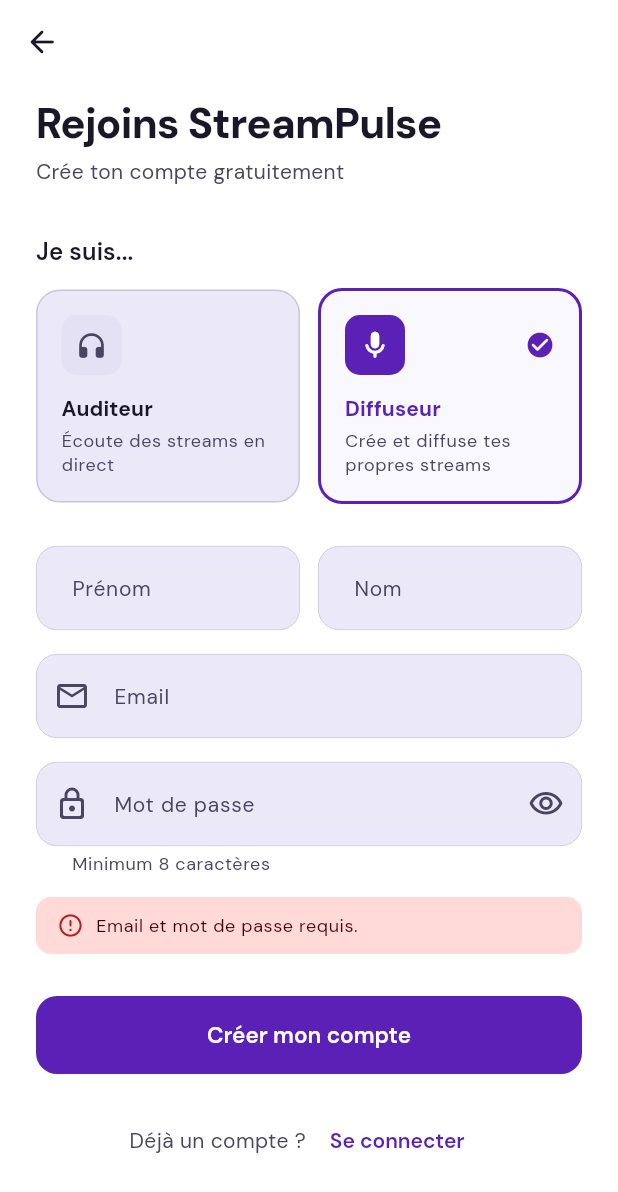
After one commit to Ghost-15/streaming, a Flutter app: the RegisterScreen screen opened by its route, after a tap on "Diffuseur", after a tap on "Créer mon compte", on a phone screen of 412 x 824 dp. The commit adds this screen. Shown: the top 1192 px of the screen. Run offline on Flutter 3.47's test engine with Material 3 defaults, Android fonts, the phone set to English and light mode, and no system bars; our stand-ins replace flutter_secure_storage, go_router, google_fonts, just_audio; accounts and stored records are empty; network calls fail.

Commit message:
Add register screen with role selection

```diff
--- a/flutter/lib/screens/login_screen.dart
+++ b/flutter/lib/screens/login_screen.dart
@@ -1,4 +1,5 @@
 import 'package:flutter/material.dart';
+import 'package:go_router/go_router.dart';
 import 'package:provider/provider.dart';
 
 import '../api/repositories/auth_repository.dart';
@@ -83,6 +84,24 @@ class _LoginScreenState extends State<LoginScreen> {
                     )
                   : const Text('Se connecter'),
             ),
+            const SizedBox(height: 20),
+            Center(
+              child: Row(
+                mainAxisSize: MainAxisSize.min,
+                children: [
+                  Text(
+                    'Pas encore de compte ?',
+                    style: Theme.of(context).textTheme.bodyMedium?.copyWith(
+                          color: Theme.of(context).colorScheme.onSurfaceVariant,
+                        ),
+                  ),
+                  TextButton(
+                    onPressed: () => context.go('/register'),
+                    child: const Text("S'inscrire"),
+                  ),
+                ],
+              ),
+            ),
           ],
         ),
       ),
--- /dev/null
+++ b/flutter/lib/screens/register_screen.dart
@@ -0,0 +1,336 @@
+import 'package:flutter/material.dart';
+import 'package:go_router/go_router.dart';
+import 'package:provider/provider.dart';
+
+import '../api/repositories/auth_repository.dart';
+import '../notifiers/session_notifier.dart';
+
+class RegisterScreen extends StatefulWidget {
+  const RegisterScreen({super.key});
+
+  @override
+  State<RegisterScreen> createState() => _RegisterScreenState();
+}
+
+class _RegisterScreenState extends State<RegisterScreen> {
+  final _firstNameController = TextEditingController();
+  final _lastNameController = TextEditingController();
+  final _emailController = TextEditingController();
+  final _passwordController = TextEditingController();
+  bool _obscurePassword = true;
+  bool _isLoading = false;
+  String? _error;
+
+  // 'user' or 'diffuseur'
+  String _selectedRole = 'user';
+
+  @override
+  void dispose() {
+    _firstNameController.dispose();
+    _lastNameController.dispose();
+    _emailController.dispose();
+    _passwordController.dispose();
+    super.dispose();
+  }
+
+  Future<void> _register() async {
+    final firstName = _firstNameController.text.trim();
+    final lastName = _lastNameController.text.trim();
+    final email = _emailController.text.trim();
+    final password = _passwordController.text;
+
+    if (email.isEmpty || password.isEmpty) {
+      setState(() => _error = 'Email et mot de passe requis.');
+      return;
+    }
+    if (password.length < 8) {
+      setState(() => _error = 'Le mot de passe doit contenir au moins 8 caractères.');
+      return;
+    }
+
+    setState(() {
+      _isLoading = true;
+      _error = null;
+    });
+
+    try {
+      final response = await AuthRepository().register({
+        'email': email,
+        'password': password,
+        'first_name': firstName,
+        'last_name': lastName,
+        'role': _selectedRole,
+      });
+
+      if (!mounted) return;
+      context.read<SessionNotifier>().onAuthentication(response);
+      // GoRouter redirect handles navigation based on role.
+    } catch (e) {
+      if (!mounted) return;
+      final msg = e.toString();
+      if (msg.contains('409') || msg.contains('already')) {
+        setState(() => _error = 'Cet email est déjà utilisé.');
+      } else {
+        setState(() => _error = 'Une erreur est survenue. Réessaie.');
+      }
+    } finally {
+      if (mounted) setState(() => _isLoading = false);
+    }
+  }
+
+  @override
+  Widget build(BuildContext context) {
+    final cs = Theme.of(context).colorScheme;
+    final tt = Theme.of(context).textTheme;
+
+    return Scaffold(
+      appBar: AppBar(
+        leading: IconButton(
+          icon: const Icon(Icons.arrow_back_rounded),
+          onPressed: () => context.canPop() ? context.pop() : context.go('/login'),
+        ),
+        backgroundColor: cs.surfaceContainerLowest,
+        elevation: 0,
+      ),
+      body: SingleChildScrollView(
+        padding: const EdgeInsets.fromLTRB(24, 8, 24, 40),
+        child: Column(
+          crossAxisAlignment: CrossAxisAlignment.start,
+          children: [
+            // Header
+            Text(
+              'Rejoins StreamPulse',
+              style: tt.headlineMedium?.copyWith(fontWeight: FontWeight.w800, letterSpacing: -0.5),
+            ),
+            const SizedBox(height: 4),
+            Text(
+              'Crée ton compte gratuitement',
+              style: tt.bodyMedium?.copyWith(color: cs.onSurfaceVariant),
+            ),
+
+            const SizedBox(height: 32),
+
+            // Role picker
+            Text(
+              'Je suis...',
+              style: tt.titleMedium?.copyWith(fontWeight: FontWeight.w600),
+            ),
+            const SizedBox(height: 12),
+            Row(
+              children: [
+                Expanded(
+                  child: _RoleCard(
+                    icon: Icons.headphones_rounded,
+                    title: 'Auditeur',
+                    description: 'Écoute des streams en direct',
+                    selected: _selectedRole == 'user',
+                    onTap: () => setState(() => _selectedRole = 'user'),
+                  ),
+                ),
+                const SizedBox(width: 12),
+                Expanded(
+                  child: _RoleCard(
+                    icon: Icons.mic_rounded,
+                    title: 'Diffuseur',
+                    description: 'Crée et diffuse tes propres streams',
+                    selected: _selectedRole == 'diffuseur',
+                    onTap: () => setState(() => _selectedRole = 'diffuseur'),
+                  ),
+                ),
+              ],
+            ),
+
+            const SizedBox(height: 28),
+
+            // Name fields
+            Row(
+              children: [
+                Expanded(
+                  child: TextField(
+                    controller: _firstNameController,
+                    decoration: const InputDecoration(labelText: 'Prénom'),
+                    textCapitalization: TextCapitalization.words,
+                  ),
+                ),
+                const SizedBox(width: 12),
+                Expanded(
+                  child: TextField(
+                    controller: _lastNameController,
+                    decoration: const InputDecoration(labelText: 'Nom'),
+                    textCapitalization: TextCapitalization.words,
+                  ),
+                ),
+              ],
+            ),
+
+            const SizedBox(height: 16),
+
+            TextField(
+              controller: _emailController,
+              decoration: const InputDecoration(
+                labelText: 'Email',
+                prefixIcon: Icon(Icons.email_outlined),
+              ),
+              keyboardType: TextInputType.emailAddress,
+              autocorrect: false,
+            ),
+
+            const SizedBox(height: 16),
+
+            TextField(
+              controller: _passwordController,
+              decoration: InputDecoration(
+                labelText: 'Mot de passe',
+                prefixIcon: const Icon(Icons.lock_outline_rounded),
+                suffixIcon: IconButton(
+                  icon: Icon(
+                    _obscurePassword ? Icons.visibility_outlined : Icons.visibility_off_outlined,
+                  ),
+                  onPressed: () => setState(() => _obscurePassword = !_obscurePassword),
+                ),
+                helperText: 'Minimum 8 caractères',
+              ),
+              obscureText: _obscurePassword,
+            ),
+
+            // Error
+            if (_error != null) ...[
+              const SizedBox(height: 14),
+              Container(
+                padding: const EdgeInsets.symmetric(horizontal: 14, vertical: 10),
+                decoration: BoxDecoration(
+                  color: cs.errorContainer,
+                  borderRadius: BorderRadius.circular(10),
+                ),
+                child: Row(
+                  children: [
+                    Icon(Icons.error_outline_rounded, color: cs.error, size: 18),
+                    const SizedBox(width: 8),
+                    Expanded(
+                      child: Text(
+                        _error!,
+                        style: tt.bodySmall?.copyWith(color: cs.onErrorContainer),
+                      ),
+                    ),
+                  ],
+                ),
+              ),
+            ],
+
+            const SizedBox(height: 28),
+
+            // Submit button
+            SizedBox(
+              width: double.infinity,
+              child: FilledButton(
+                onPressed: _isLoading ? null : _register,
+                child: _isLoading
+                    ? const SizedBox(
+                        width: 20,
+                        height: 20,
+                        child: CircularProgressIndicator(strokeWidth: 2, color: Colors.white),
+                      )
+                    : const Text('Créer mon compte'),
+              ),
+            ),
+
+            const SizedBox(height: 20),
+
+            // Login link
+            Center(
+              child: Row(
+                mainAxisSize: MainAxisSize.min,
+                children: [
+                  Text('Déjà un compte ?', style: tt.bodyMedium?.copyWith(color: cs.onSurfaceVariant)),
+                  TextButton(
+                    onPressed: () => context.go('/login'),
+                    child: const Text('Se connecter'),
+                  ),
+                ],
+              ),
+            ),
+          ],
+        ),
+      ),
+    );
+  }
+}
+
+// ── Role picker card ──────────────────────────────────────────────────────────
+
+class _RoleCard extends StatelessWidget {
+  final IconData icon;
+  final String title;
+  final String description;
+  final bool selected;
+  final VoidCallback onTap;
+
+  const _RoleCard({
+    required this.icon,
+    required this.title,
+    required this.description,
+    required this.selected,
+    required this.onTap,
+  });
+
+  @override
+  Widget build(BuildContext context) {
+    final cs = Theme.of(context).colorScheme;
+    final tt = Theme.of(context).textTheme;
+
+    return GestureDetector(
+      onTap: onTap,
+      child: AnimatedContainer(
+        duration: const Duration(milliseconds: 200),
+        padding: const EdgeInsets.all(16),
+        decoration: BoxDecoration(
+          color: selected ? cs.primaryContainer.withValues(alpha: 0.3) : cs.surfaceContainerHigh,
+          borderRadius: BorderRadius.circular(16),
+          border: Border.all(
+            color: selected ? cs.primary : cs.outlineVariant,
+            width: selected ? 2 : 1,
+          ),
+        ),
+        child: Column(
+          crossAxisAlignment: CrossAxisAlignment.start,
+          children: [
+            Row(
+              mainAxisAlignment: MainAxisAlignment.spaceBetween,
+              children: [
+                Container(
+                  width: 40,
+                  height: 40,
+                  decoration: BoxDecoration(
+                    color: selected ? cs.primary : cs.surfaceContainerHighest,
+                    borderRadius: BorderRadius.circular(10),
+                  ),
+                  child: Icon(
+                    icon,
+                    color: selected ? cs.onPrimary : cs.onSurfaceVariant,
+                    size: 22,
+                  ),
+                ),
+                if (selected)
+                  Icon(Icons.check_circle_rounded, color: cs.primary, size: 20),
+              ],
+            ),
+            const SizedBox(height: 12),
+            Text(
+              title,
+              style: tt.titleSmall?.copyWith(
+                fontWeight: FontWeight.w700,
+                color: selected ? cs.primary : cs.onSurface,
+              ),
+            ),
+            const SizedBox(height: 4),
+            Text(
+              description,
+              style: tt.bodySmall?.copyWith(color: cs.onSurfaceVariant),
+              maxLines: 2,
+            ),
+          ],
+        ),
+      ),
+    );
+  }
+}
```
